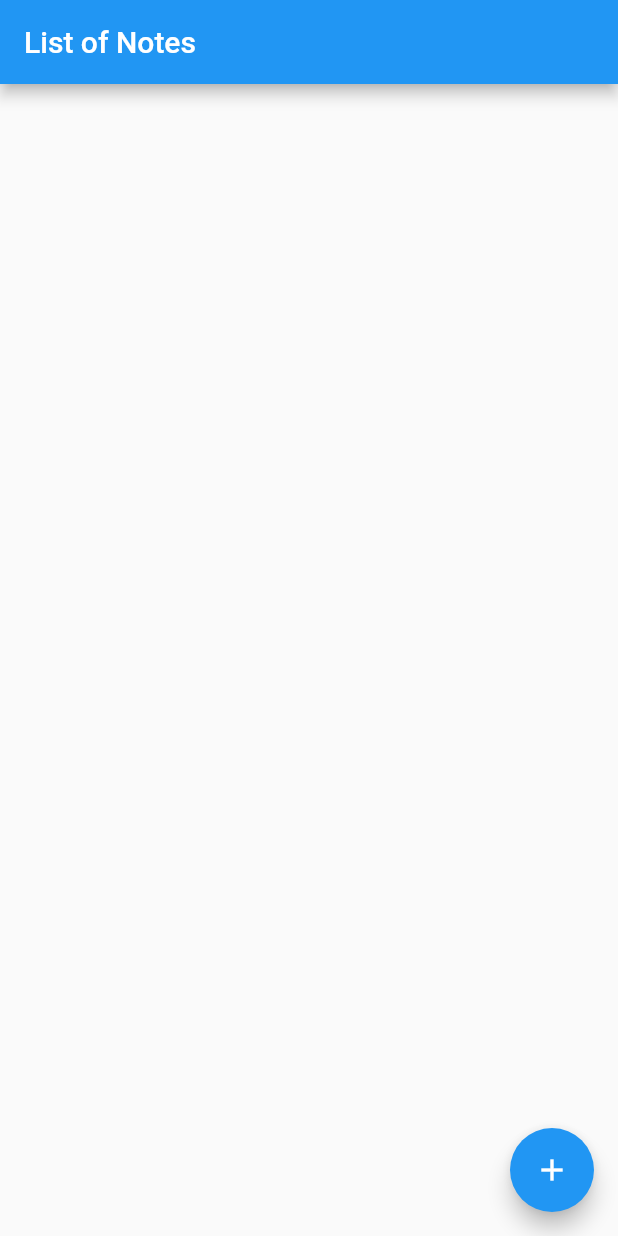
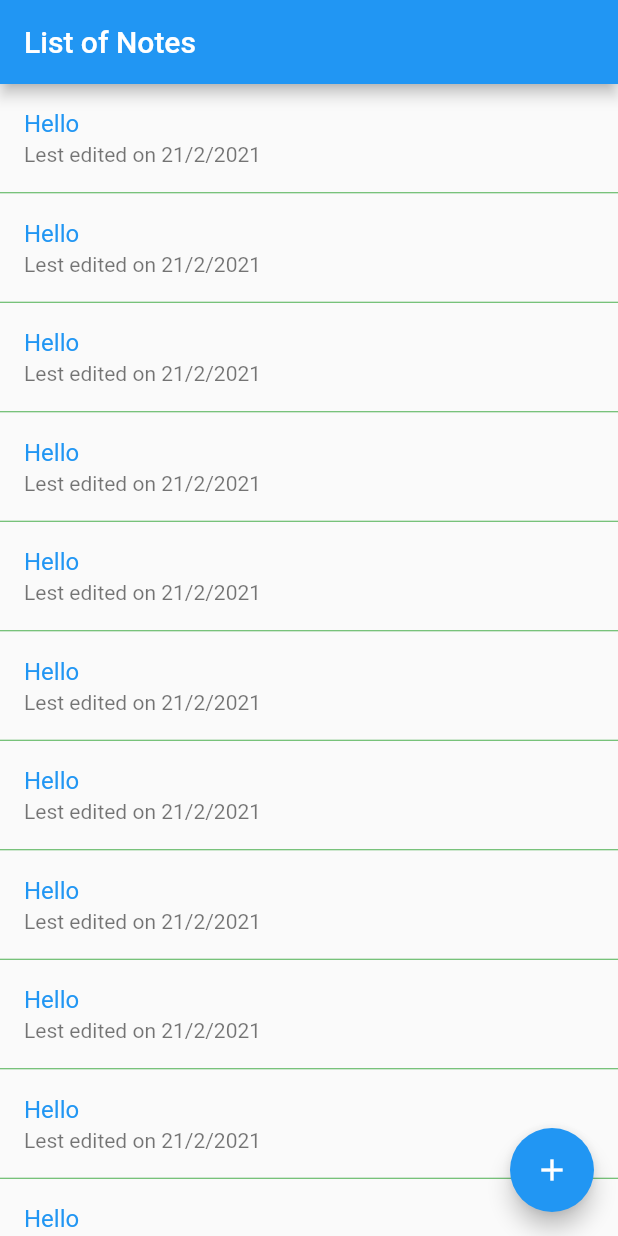
Before and after one commit to LibradillaJoshuaF21/consuming_rest_api, a Flutter app: the screen it shows after launch, on a phone screen of 412 x 824 dp. Run offline on Flutter 3.47's test engine with Material 2 defaults, Android fonts, the phone set to English and light mode, and no system bars.

Commit message:
Implemented ListView and ListTile

```diff
--- a/lib/views/note_list.dart
+++ b/lib/views/note_list.dart
@@ -11,7 +11,20 @@ class NoteList extends StatelessWidget {
         onPressed: () {},
         child: const Icon(Icons.add),
       ),
-      body: Container(),
+      body: ListView.separated(
+        separatorBuilder: (context, index) =>
+            const Divider(height: 1, color: Colors.green),
+        itemBuilder: (context, index) {
+          return ListTile(
+            title: Text(
+              'Hello',
+              style: TextStyle(color: Theme.of(context).primaryColor),
+            ),
+            subtitle: const Text('Lest edited on 21/2/2021'),
+          );
+        },
+        itemCount: 30,
+      ),
     );
   }
 }
```
